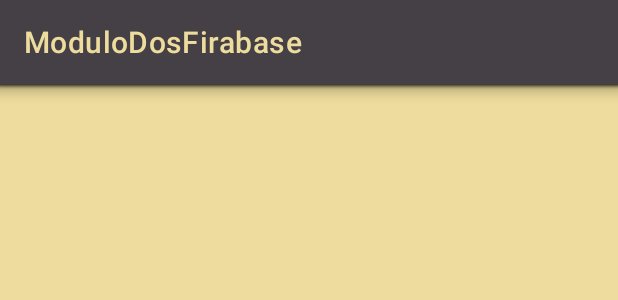
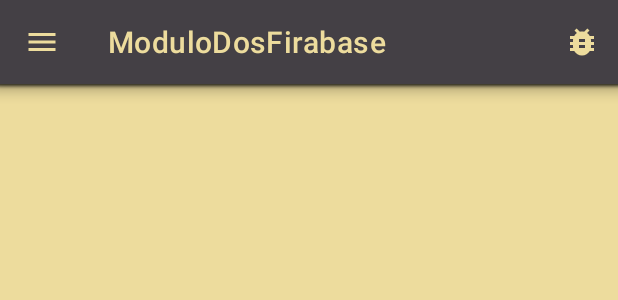
Before and after one commit to abelpujolenti/FireBaseKotlin, an Android app: the layout component_toolbar.xml on its own in the app's theme, with its tools: preview values and no code run, on a phone screen of 412 x 824 dp. Shown: the top 300 px of the screen. Run offline under Robolectric (Android 15) with nearby library versions, the phone set to English and light mode, and no system bars.

Commit message:
Navigation Toolbat

```diff
--- a/app/src/main/java/com/enti/dostres/cdi/abelpujol/modulodosfirabase/fragments/components/AppToolbar.kt
+++ b/app/src/main/java/com/enti/dostres/cdi/abelpujol/modulodosfirabase/fragments/components/AppToolbar.kt
@@ -32,8 +32,21 @@ class AppToolbar : Fragment() {
         return view
     }
 
-    /*override fun onViewCreated(view: View, savedInstanceState: Bundle?) {
+    override fun onViewCreated(view: View, savedInstanceState: Bundle?) {
         super.onViewCreated(view, savedInstanceState)
-    }*/
+
+        toolbar.setNavigationOnClickListener {
+
+        }
+
+        toolbar.setOnMenuItemClickListener { menuItem ->
+            when(menuItem.itemId){
+                R.id.toolbar_button_test -> {
+
+                }
+            }
+            true
+        }
+    }
 
 }
--- /dev/null
+++ b/app/src/main/res/drawable/test_toolbar_icon.xml
@@ -0,0 +1,5 @@
+<vector android:height="24dp" android:tint="?attr/colorPrimary"
+    android:viewportHeight="24" android:viewportWidth="24"
+    android:width="24dp" xmlns:android="http://schemas.android.com/apk/res/android">
+    <path android:fillColor="@android:color/white" android:pathData="M20,8h-2.81c-0.45,-0.78 -1.07,-1.45 -1.82,-1.96L17,4.41 15.59,3l-2.17,2.17C12.96,5.06 12.49,5 12,5c-0.49,0 -0.96,0.06 -1.41,0.17L8.41,3 7,4.41l1.62,1.63C7.88,6.55 7.26,7.22 6.81,8L4,8v2h2.09c-0.05,0.33 -0.09,0.66 -0.09,1v1L4,12v2h2v1c0,0.34 0.04,0.67 0.09,1L4,16v2h2.81c1.04,1.79 2.97,3 5.19,3s4.15,-1.21 5.19,-3L20,18v-2h-2.09c0.05,-0.33 0.09,-0.66 0.09,-1v-1h2v-2h-2v-1c0,-0.34 -0.04,-0.67 -0.09,-1L20,10L20,8zM14,16h-4v-2h4v2zM14,12h-4v-2h4v2z"/>
+</vector>
--- /dev/null
+++ b/app/src/main/res/drawable/toolbar_navigation_icon.xml
@@ -0,0 +1,5 @@
+<vector android:height="24dp" android:tint="#FFFFFF"
+    android:viewportHeight="24" android:viewportWidth="24"
+    android:width="24dp" xmlns:android="http://schemas.android.com/apk/res/android">
+    <path android:fillColor="@android:color/white" android:pathData="M3,18h18v-2L3,16v2zM3,13h18v-2L3,11v2zM3,6v2h18L21,6L3,6z"/>
+</vector>
--- a/app/src/main/res/layout/component_toolbar.xml
+++ b/app/src/main/res/layout/component_toolbar.xml
@@ -8,7 +8,9 @@
         android:id="@+id/AppToolbar"
         android:layout_width="match_parent"
         android:layout_height="wrap_content"
-        app:title="@string/app_name">
+        app:title="@string/app_name"
+        app:navigationIcon="@drawable/toolbar_navigation_icon"
+        app:menu="@menu/toolbar_base_menu">
 
     </com.google.android.material.appbar.MaterialToolbar>
 
--- /dev/null
+++ b/app/src/main/res/menu/toolbar_base_menu.xml
@@ -0,0 +1,13 @@
+<?xml version="1.0" encoding="utf-8"?>
+<menu xmlns:android="http://schemas.android.com/apk/res/android"
+    xmlns:app="http://schemas.android.com/apk/res-auto">
+    <group android:checkableBehavior="all">
+        <item
+            android:id="@+id/toolbar_button_test"
+            android:title="Test"
+            android:icon="@drawable/test_toolbar_icon"
+            app:showAsAction="always">
+
+        </item>
+    </group>
+</menu>
--- a/app/src/main/res/values/themes.xml
+++ b/app/src/main/res/values/themes.xml
@@ -40,6 +40,7 @@
     <style name="ModuloDosFirabase.Toolbar" parent="Widget.MaterialComponents.Toolbar" >
         <item name="android:background">@color/baseGrey</item>
         <item name="android:elevation">@dimen/shadow_elevation</item>
+        <item name="navigationIconTint">@color/baseLight</item>
     </style>
 
     <style name="ModuloDosFirabase.BottomBar" parent="Widget.MaterialComponents.BottomNavigationView">
```
